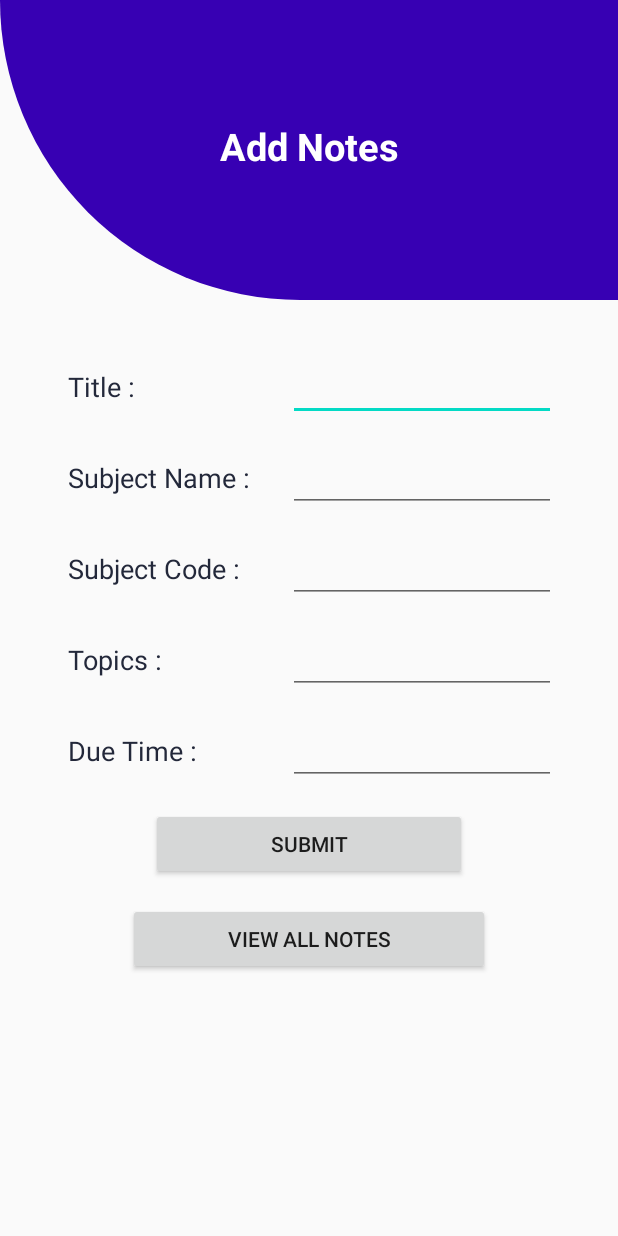
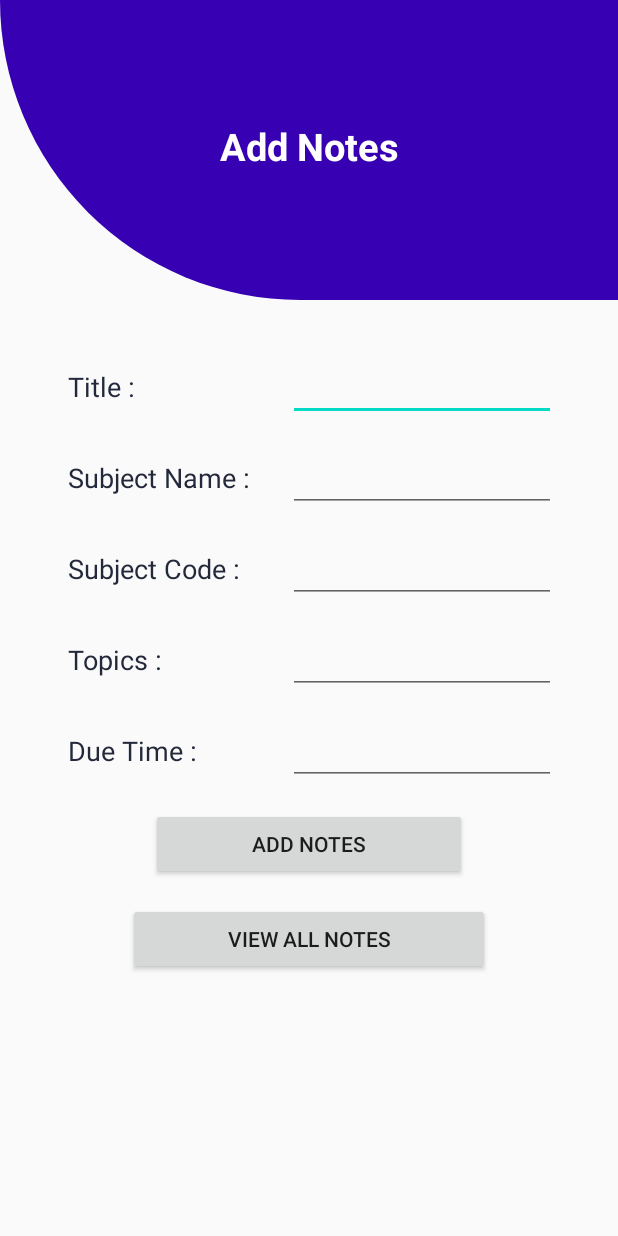
Before and after one commit to Mahadi-Ahammed/Student_utility_Android, an Android app: the addNotes screen opened directly, with no data from a screen before it, on a phone screen of 412 x 824 dp. Run offline under Robolectric (Android 15) with nearby library versions, the phone set to English and light mode, and no system bars.

Commit message:
Add Note XML Update

```diff
--- a/labProject/app/src/main/res/layout/activity_add_notes.xml
+++ b/labProject/app/src/main/res/layout/activity_add_notes.xml
@@ -156,10 +156,10 @@
                     android:textColor="@color/dark_blue"/>
             </TableRow>
             <Button
-                android:id="@+id/btnSubmit"
+                android:id="@+id/btnAdd"
                 android:layout_width="wrap_content"
                 android:layout_height="wrap_content"
-                android:text="Submit"
+                android:text="Add Notes"
                 android:gravity="center"
                 android:layout_marginLeft="55dp"
                 android:layout_marginRight="55dp"
```
